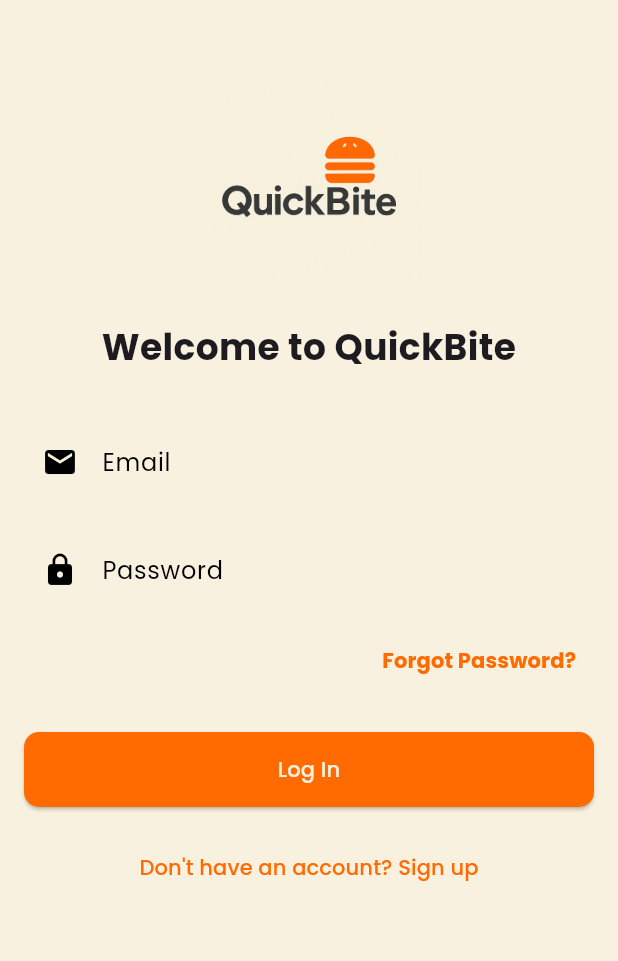
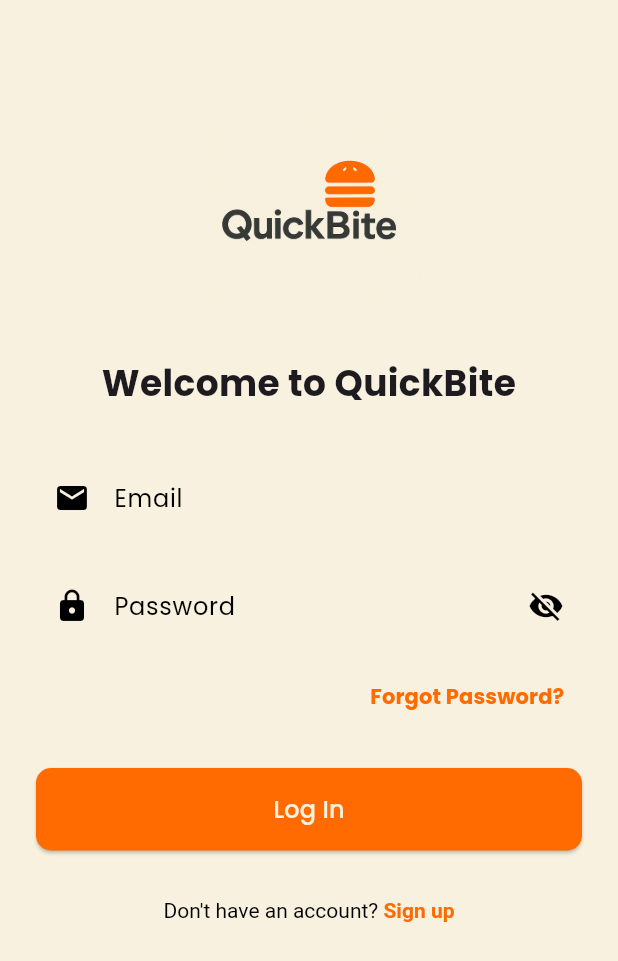
Before and after one commit to loda616/quick_bite, a Flutter app: the screen it shows after launch, on a phone screen of 412 x 824 dp. Shown: the top 961 px of the screen. Run offline on Flutter 3.47's test engine with Material 3 defaults, Android fonts, the phone set to English and light mode, and no system bars; our stand-ins replace bloc, dio, flutter_bloc, google_fonts, retrofit, shared_preferences; generated files the repository leaves out were written again.

Commit message:
QB_6 link and fix auth api

```diff
--- /dev/null
+++ b/lib/data/models/register_request_model.dart
@@ -0,0 +1,25 @@
+import 'package:json_annotation/json_annotation.dart';
+
+part 'register_request_model.g.dart';
+
+@JsonSerializable()
+class RegisterRequestModel {
+  final String fName;
+  final String lName;
+  final String phone;
+  final String email;
+  final String password;
+
+  RegisterRequestModel({
+    required this.fName,
+    required this.lName,
+    required this.phone,
+    required this.email,
+    required this.password,
+  });
+
+  factory RegisterRequestModel.fromJson(Map<String, dynamic> json) =>
+      _$RegisterRequestModelFromJson(json);
+
+  Map<String, dynamic> toJson() => _$RegisterRequestModelToJson(this);
+}
--- a/lib/data/models/user_model.dart
+++ b/lib/data/models/user_model.dart
@@ -5,12 +5,19 @@ part 'user_model.g.dart';
 @JsonSerializable()
 class UserModel {
   final int id;
-  final String name;
+
+  @JsonKey(name: 'fName')
+  final String fName;
+
+  @JsonKey(name: 'lName')
+  final String lName;
+
   final String email;
 
   const UserModel({
     required this.id,
-    required this.name,
+    required this.fName,
+    required this.lName,
     required this.email,
   });
 
@@ -19,6 +26,7 @@ class UserModel {
 
   Map<String, dynamic> toJson() => _$UserModelToJson(this);
 }
+
 
 
 //  Map<String, dynamic> toJson() {
--- a/lib/data/network/api_service.dart
+++ b/lib/data/network/api_service.dart
@@ -1,6 +1,7 @@
 import 'package:dio/dio.dart';
 import 'package:retrofit/http.dart';
 
+import '../models/register_request_model.dart';
 import '../models/user_model.dart';
 
 part 'api_service.g.dart';
@@ -9,13 +10,13 @@ abstract class ParseErrorLogger {
   void logError(Object error, StackTrace stackTrace, RequestOptions options);
 }
 
-@RestApi(baseUrl: "http://localhost:5201/api/")
+@RestApi(baseUrl: "http://hydra.runasp.net/")
 abstract class ApiService {
   factory ApiService(Dio dio, {String? baseUrl}) = _ApiService;
 
-  @POST("Account/Register")
-  Future<UserModel> register(@Body() UserModel user);
+  @POST("api/Account/Register")
+  Future<UserModel> register(@Body() RegisterRequestModel registerRequest);
 
-  @POST("Account/Login")
+  @POST("api/Account/Login")
   Future<UserModel> login(@Body() Map<String, dynamic> credentials);
 }
--- a/lib/data/network/dio_client.dart
+++ b/lib/data/network/dio_client.dart
@@ -5,8 +5,8 @@ class DioClient {
     final dio = Dio();
 
     dio.options = BaseOptions(
-      connectTimeout: const Duration(seconds: 10),
-      receiveTimeout: const Duration(seconds: 10),
+      connectTimeout: const Duration(seconds: 30),
+      receiveTimeout: const Duration(seconds: 30),
       headers: {
         'Content-Type': 'application/json',
         'Accept': 'application/json',
--- a/lib/main.dart
+++ b/lib/main.dart
@@ -100,15 +100,19 @@ class _MainScreenState extends State<MainScreen> {
         items: const <BottomNavigationBarItem>[
           BottomNavigationBarItem(
             icon: Icon(Icons.home),
+            label: 'Home',
           ),
           BottomNavigationBarItem(
             icon: Icon(Icons.favorite),
+            label: 'Favorites',
           ),
           BottomNavigationBarItem(
             icon: Icon(Icons.history),
+            label: 'Orders',
           ),
           BottomNavigationBarItem(
             icon: Icon(Icons.settings),
+            label: 'Settings',
           ),
         ],
         currentIndex: _selectedIndex,
--- a/lib/presentation/screens/auth/login_screen.dart
+++ b/lib/presentation/screens/auth/login_screen.dart
@@ -17,6 +17,7 @@ class _LoginScreenState extends State<LoginScreen> {
   final _formKey = GlobalKey<FormState>();
   final _emailController = TextEditingController();
   final _passwordController = TextEditingController();
+  bool _passwordVisible = false;
 
   @override
   void dispose() {
@@ -27,9 +28,10 @@ class _LoginScreenState extends State<LoginScreen> {
 
   Future<void> _login() async {
     if (_formKey.currentState!.validate()) {
+      FocusScope.of(context).unfocus(); // Dismiss keyboard
       await context.read<AuthCubit>().login(
-        _emailController.text,
-        _passwordController.text,
+        _emailController.text.trim(),
+        _passwordController.text.trim(),
       );
     }
   }
@@ -38,35 +40,40 @@ class _LoginScreenState extends State<LoginScreen> {
   Widget build(BuildContext context) {
     return BlocConsumer<AuthCubit, AuthState>(
       listener: (context, state) {
-        if (state.errorMessage != null) {
+        if (state.errorMessage != null && mounted) {
           ScaffoldMessenger.of(context).showSnackBar(
-            SnackBar(content: Text(state.errorMessage!)),
+            SnackBar(
+              content: Text(state.errorMessage!),
+              backgroundColor: Colors.red,
+            ),
           );
         }
-        if (state.isAuthenticated) {
-          Navigator.of(context).pushReplacement(
+        if (state.isAuthenticated && mounted) {
+          Navigator.of(context).pushAndRemoveUntil(
             MaterialPageRoute(builder: (context) => const MainScreen()),
+                (route) => false,
           );
         }
       },
       builder: (context, state) {
         return Scaffold(
+          resizeToAvoidBottomInset: true,
           body: SafeArea(
             child: SingleChildScrollView(
-              child: Padding(
-                padding: const EdgeInsets.all(16.0),
+              padding: const EdgeInsets.all(24.0),
               child: Form(
                 key: _formKey,
                 child: Column(
                   mainAxisAlignment: MainAxisAlignment.center,
                   crossAxisAlignment: CrossAxisAlignment.stretch,
                   children: [
-                      const SizedBox(height: 32),
-                      const Image(
-                        image: AssetImage('assets/images/QuickBite-logo.png'),
+                    const SizedBox(height: 40),
+                    Image.asset(
+                      'assets/images/QuickBite-logo.png',
                       height: 150,
+                      fit: BoxFit.contain,
                     ),
-                      const SizedBox(height: 16),
+                    const SizedBox(height: 24),
                     const Text(
                       'Welcome to QuickBite',
                       style: TextStyle(
@@ -81,13 +88,16 @@ class _LoginScreenState extends State<LoginScreen> {
                       decoration: const InputDecoration(
                         labelText: 'Email',
                         prefixIcon: Icon(Icons.email),
+                        border: OutlineInputBorder(),
                       ),
                       keyboardType: TextInputType.emailAddress,
+                      textInputAction: TextInputAction.next,
                       validator: (value) {
                         if (value == null || value.isEmpty) {
                           return 'Please enter your email';
                         }
-                          if (!value.contains('@')) {
+                        if (!RegExp(r'^[\w-\.]+@([\w-]+\.)+[\w-]{2,4}$')
+                            .hasMatch(value)) {
                           return 'Please enter a valid email';
                         }
                         return null;
@@ -96,11 +106,25 @@ class _LoginScreenState extends State<LoginScreen> {
                     const SizedBox(height: 16),
                     TextFormField(
                       controller: _passwordController,
-                        decoration: const InputDecoration(
+                      decoration: InputDecoration(
                         labelText: 'Password',
-                          prefixIcon: Icon(Icons.lock),
+                        prefixIcon: const Icon(Icons.lock),
+                        border: const OutlineInputBorder(),
+                        suffixIcon: IconButton(
+                          icon: Icon(
+                            _passwordVisible
+                                ? Icons.visibility
+                                : Icons.visibility_off,
                           ),
-                        obscureText: true,
+                          onPressed: () {
+                            setState(() {
+                              _passwordVisible = !_passwordVisible;
+                            });
+                          },
+                        ),
+                      ),
+                      obscureText: !_passwordVisible,
+                      textInputAction: TextInputAction.done,
                       validator: (value) {
                         if (value == null || value.isEmpty) {
                           return 'Please enter your password';
@@ -110,16 +134,17 @@ class _LoginScreenState extends State<LoginScreen> {
                         }
                         return null;
                       },
+                      onFieldSubmitted: (_) => _login(),
                     ),
                     const SizedBox(height: 8),
                     Align(
                       alignment: Alignment.centerRight,
                       child: TextButton(
                         onPressed: () {
-                            Navigator.of(context).push(
+                          Navigator.push(
+                            context,
                             MaterialPageRoute(
-                                builder: (context) =>
-                                const ForgetPasswordScreen(),
+                              builder: (context) => const ForgetPasswordScreen(),
                             ),
                           );
                         },
@@ -134,32 +159,51 @@ class _LoginScreenState extends State<LoginScreen> {
                     ),
                     const SizedBox(height: 24),
                     ElevatedButton(
+                      style: ElevatedButton.styleFrom(
+                        padding: const EdgeInsets.symmetric(vertical: 16),
+                      ),
                       onPressed: state.isLoading ? null : _login,
                       child: state.isLoading
                           ? const SizedBox(
-                          height: 20,
-                          width: 20,
+                        height: 24,
+                        width: 24,
                         child: CircularProgressIndicator(
                           strokeWidth: 2,
                           color: Colors.white,
                         ),
                       )
-                            : const Text('Log In'),
+                          : const Text(
+                        'Log In',
+                        style: TextStyle(fontSize: 16),
+                      ),
                     ),
                     const SizedBox(height: 16),
                     TextButton(
                       onPressed: () {
-                          Navigator.of(context).push(
+                        Navigator.push(
+                          context,
                           MaterialPageRoute(
                             builder: (context) => const RegistrationScreen(),
                           ),
                         );
                       },
-                        child: const Text('Don\'t have an account? Sign up'),
+                      child: RichText(
+                        text: const TextSpan(
+                          text: "Don't have an account? ",
+                          style: TextStyle(color: Colors.black),
+                          children: [
+                            TextSpan(
+                              text: 'Sign up',
+                              style: TextStyle(
+                                color: Color(0xFFFF6B00),
+                                fontWeight: FontWeight.bold,
                               ),
-                      const SizedBox(height: 32),
+                            ),
                           ],
                         ),
+                      ),
+                    ),
+                  ],
                 ),
               ),
             ),
```
Also changed, not shown: lib/presentation/screens/auth/registration_screen.dart (+10 -15 lines), lib/presentation/view_models/cubit/auth_cubit.dart (+17 -15 lines), pubspec.lock. Lines whose indentation alone changed are shown as unchanged.
